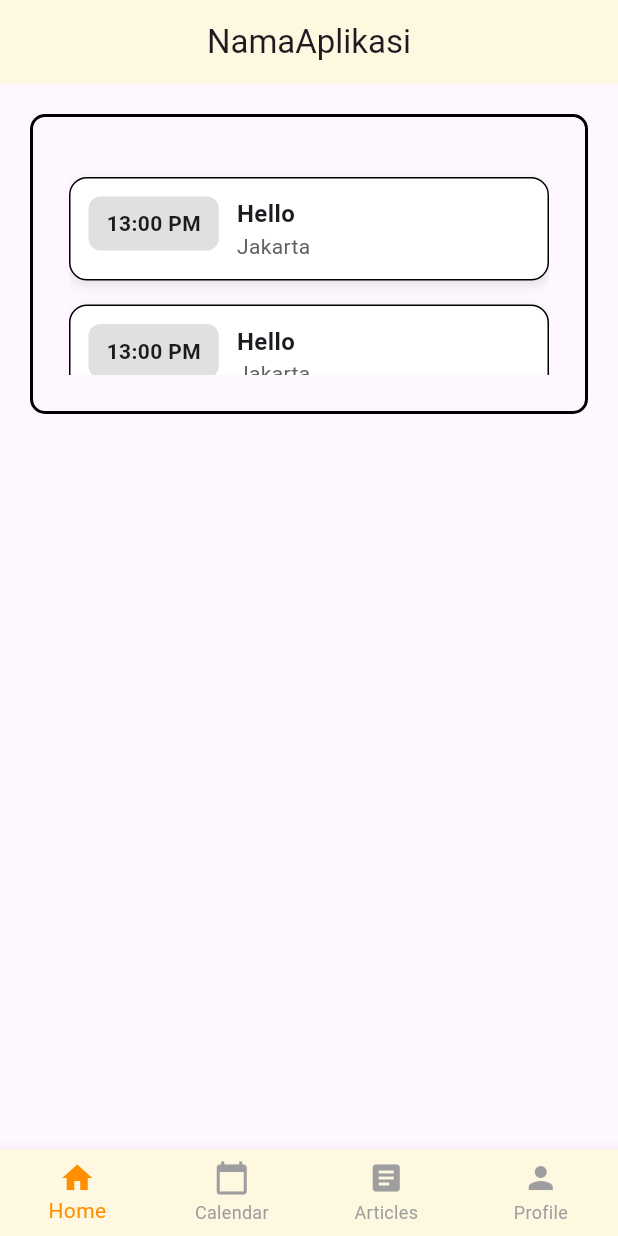
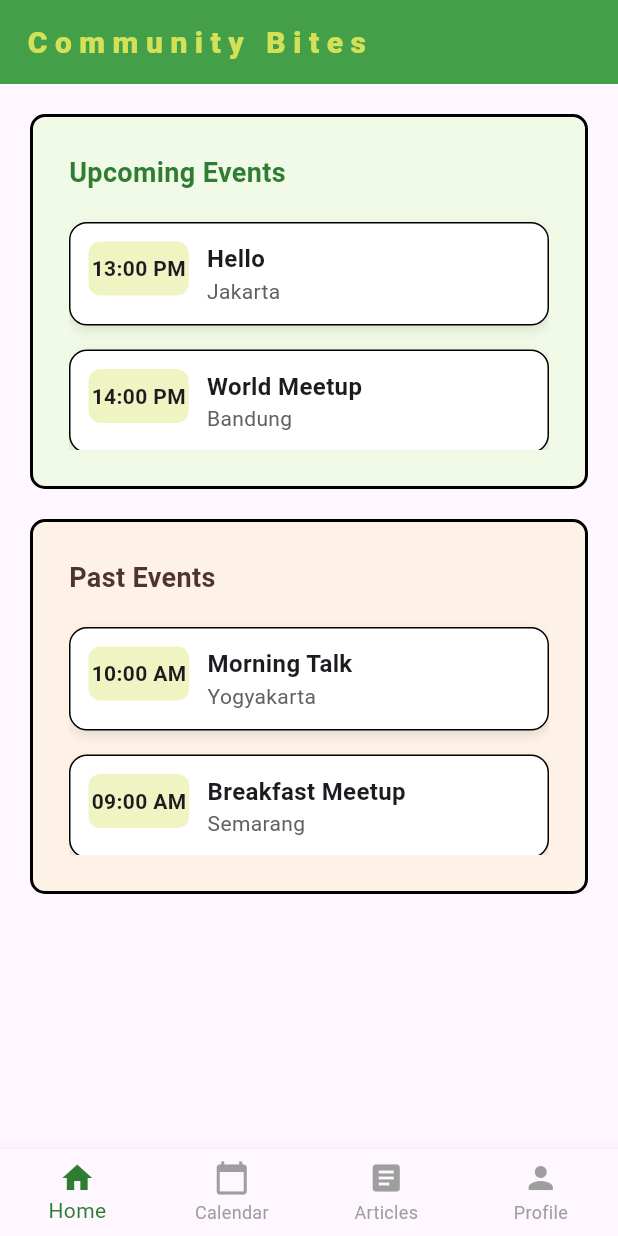
Before and after one commit to Felca/CommunityBite, a Flutter app: the screen it shows after launch, on a phone screen of 412 x 824 dp. Run offline on Flutter 3.47's test engine with Material 3 defaults, Android fonts, the phone set to English and light mode, and no system bars.

Commit message:
updated homepage and color

```diff
--- a/lib/main.dart
+++ b/lib/main.dart
@@ -19,7 +19,7 @@ class MyApp extends StatelessWidget {
       debugShowCheckedModeBanner: false,
       title: 'Nama Aplikasi',
       theme: ThemeData(
-        primaryColor: Colors.amber,
+        primaryColor: Colors.amber[800],
       ),
       home: MainScreen(),
     );
--- a/lib/pages/home.dart
+++ b/lib/pages/home.dart
@@ -8,37 +8,103 @@ class HomeScreen extends StatelessWidget {
   Widget build(BuildContext context) {
     return Scaffold(
       appBar: AppBar(
-        title: Text("NamaAplikasi"),
-        centerTitle: true,
-        backgroundColor: Colors.amber[50],
+        title: Text("Community Bites"),
+        titleTextStyle: TextStyle(
+          color: Colors.lime[400],
+          fontSize: 20,
+          fontWeight: FontWeight.w800,
+          letterSpacing: 5
         ),
-      body: Container(
+        centerTitle: false,
+        backgroundColor: const Color.fromARGB(255, 67, 160, 72),
+      ),
+
+      body: SingleChildScrollView(
+        child: Container(
           margin: EdgeInsets.all(20),
           padding: EdgeInsets.all(0),
-        child: Container(
+          child: Column(
+            crossAxisAlignment: CrossAxisAlignment.start,
+            children: [
+
+              // UPCOMING EVENTS BOX
+              Container(
                 padding: EdgeInsets.all(24),
-          height: 200,
+                height: 250,
                 decoration: BoxDecoration(
-            border: Border.all(
-              color: Colors.black,
-              width: 2,
+                  color: Color.fromARGB(95, 218, 255, 187),
+                  border: Border.all(color: Colors.black, width: 2),
+                  borderRadius: BorderRadius.circular(10),
                 ),
-            borderRadius: BorderRadius.circular(10)
+                child: Column(
+                  crossAxisAlignment: CrossAxisAlignment.start,
+                  children: [
+                    Text(
+                      "Upcoming Events",
+                      style: TextStyle(
+                        fontSize: 18,
+                        fontWeight: FontWeight.bold,
+                        color: Colors.green[800],
                       ),
-
+                    ),
+                    SizedBox(height: 12),
+                    Expanded(
                       child: ListView(
+                        shrinkWrap: true,
+                        physics: BouncingScrollPhysics(),
                         children: [
-              SizedBox(height: 8),
-              EventList(time: '13:00 PM', location: 'Jakarta', title: 'Hello', events: ["event1"],),
-              EventList(time: '13:00 PM', location: 'Jakarta', title: 'Hello', events: ["event1"],),
-              EventList(time: '13:00 PM', location: 'Jakarta', title: 'Hello', events: ["event1"],),
-              EventList(time: '13:00 PM', location: 'Jakarta', title: 'Hello', events: ["event1"],),
-              EventList(time: '13:00 PM', location: 'Jakarta', title: 'Hello', events: ["event1"],),
-              SizedBox(height: 16),
+                          EventList(time: '13:00 PM', location: 'Jakarta', title: 'Hello', events: ["event1"]),
+                          EventList(time: '14:00 PM', location: 'Bandung', title: 'World Meetup', events: ["event2"]),
+                          EventList(time: '15:30 PM', location: 'Surabaya', title: 'Tech Talk', events: ["event3"]),
                         ],
                       ),
                     ),
-      )
+                  ],
+                ),
+              ),
+
+              SizedBox(height: 20),
+
+              // PAST EVENTS BOX
+              Container(
+                padding: EdgeInsets.all(24),
+                height: 250,
+                decoration: BoxDecoration(
+                  color: Color.fromARGB(95, 255, 231, 187),
+                  border: Border.all(color: Colors.black, width: 2),
+                  borderRadius: BorderRadius.circular(10),
+                ),
+                child: Column(
+                  crossAxisAlignment: CrossAxisAlignment.start,
+                  children: [
+                    Text(
+                      "Past Events",
+                      style: TextStyle(
+                        fontSize: 18,
+                        fontWeight: FontWeight.bold,
+                        color: Colors.brown[800],
+                      ),
+                    ),
+                    SizedBox(height: 12),
+                    Expanded(
+                      child: ListView(
+                        shrinkWrap: true,
+                        physics: BouncingScrollPhysics(),
+                        children: [
+                          EventList(time: '10:00 AM', location: 'Yogyakarta', title: 'Morning Talk', events: ["eventPast1"]),
+                          EventList(time: '09:00 AM', location: 'Semarang', title: 'Breakfast Meetup', events: ["eventPast2"]),
+                        ],
+                      ),
+                    ),
+                  ],
+                ),
+              ),
+            ],
+          ),
+        ),
+      ),
+
+
     );
   }
 }
--- a/lib/widgets/bottom_nav.dart
+++ b/lib/widgets/bottom_nav.dart
@@ -16,9 +16,8 @@ class BottomNavBar extends StatelessWidget {
       type: BottomNavigationBarType.fixed,
       currentIndex: selectedIndex,
       onTap: onTap,
-      selectedItemColor: Colors.amber[800],
+      selectedItemColor: Colors.green[800],
       unselectedItemColor: Colors.grey,
-      backgroundColor: Colors.amber[50],
       items: const [
         BottomNavigationBarItem(icon: Icon(Icons.home), label: "Home"),
         BottomNavigationBarItem(icon: Icon(Icons.calendar_today), label: "Calendar"),
--- a/lib/widgets/event_list.dart
+++ b/lib/widgets/event_list.dart
@@ -23,7 +23,7 @@ class EventList extends StatelessWidget {
         color: Colors.white,
         boxShadow: [
           BoxShadow(
-            color: Colors.black.withOpacity(0.1),
+            color: Colors.black.withValues(alpha: 0.1),
             blurRadius: 6,
             offset: const Offset(0, 3),
           ),
@@ -34,9 +34,9 @@ class EventList extends StatelessWidget {
         children: [
           // Time Box
           Container(
-            padding: const EdgeInsets.symmetric(horizontal: 12, vertical: 8),
+            padding: const EdgeInsets.symmetric(horizontal: 2, vertical: 8),
             decoration: BoxDecoration(
-              color: Colors.grey[300],
+              color: Colors.lime[100],
               borderRadius: BorderRadius.circular(8),
             ),
             child: Text(
```
Lines whose indentation alone changed are shown as unchanged.
